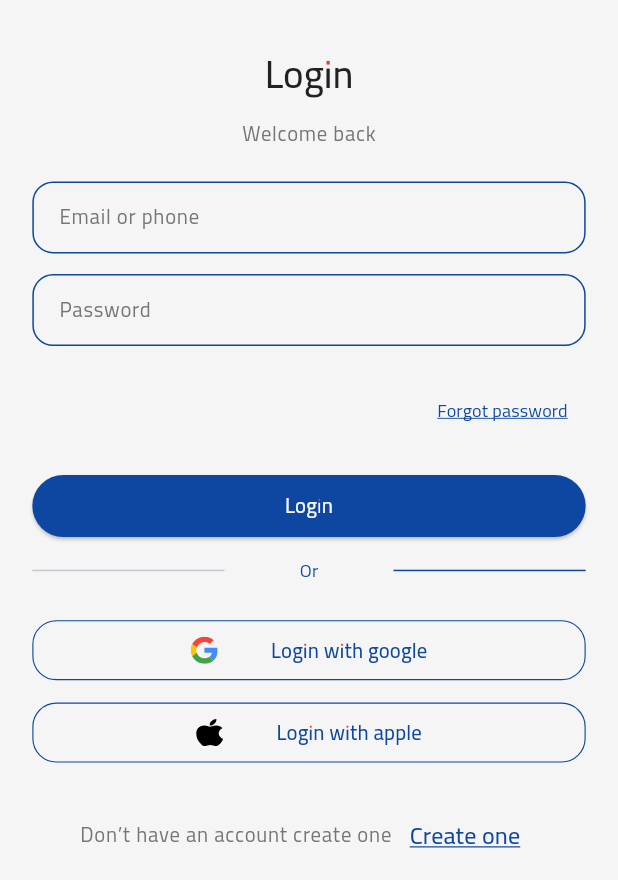
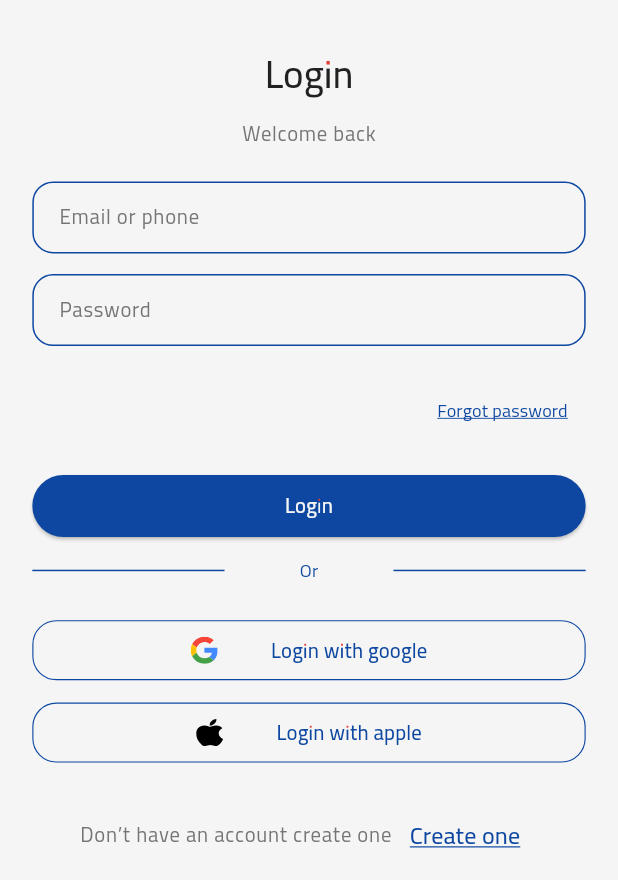
Before and after one commit to husseinkasseem/raQib, a Flutter app: the RegisterScreen screen opened by its route, after a tap on "Login", on a phone screen of 412 x 824 dp, the part 356-1236 px from its top. Run offline on Flutter 3.47's test engine with Material 3 defaults, Android fonts, the phone set to English and light mode, and no system bars; our stand-ins replace flutter_screenutil, flutter_svg, shared_preferences, smooth_page_indicator; accounts and stored records are empty.

Commit message:
+ editing

```diff
--- a/lib/UI/login screen/screen/login_screen.dart
+++ b/lib/UI/login screen/screen/login_screen.dart
@@ -62,7 +62,7 @@ class LoginScreen extends StatelessWidget {
 
                 },
                 child: Text(
-                    "Forgot password",
+                    StringsManager.forgot,
                   style: TextStyle(
                     fontSize: 14.sp,
                     fontWeight: FontWeight.w400,
@@ -75,7 +75,7 @@ class LoginScreen extends StatelessWidget {
           ),
           SizedBox(height: 22.h,),
           CustomButton(
-              text: "Login",
+              text: StringsManager.login,
               onPressed: (){
 
               }
@@ -86,12 +86,13 @@ class LoginScreen extends StatelessWidget {
             children: [
               Expanded(
                 child: Divider(
+                  color: ColorsManager.primary,
                   thickness: 1,
                 ),
               ),
               Padding(
                 padding: REdgeInsets.symmetric(horizontal: 58),
-                child: Text("Or",style: TextStyle(
+                child: Text(StringsManager.or,style: TextStyle(
                   fontSize: 14.sp,
                   fontWeight: FontWeight.w400,
                   color: ColorsManager.primary
@@ -126,7 +127,8 @@ class LoginScreen extends StatelessWidget {
                     children: [
                       SvgPicture.asset(AssetsManager.googleIcon),
                       SizedBox(width: 38.w,),
-                      Text("Login with google",
+                      Text(
+                        StringsManager.loginWithGoogle,
                       style: TextStyle(
                         color: ColorsManager.primary,
                         fontWeight: FontWeight.w500,
@@ -156,7 +158,8 @@ class LoginScreen extends StatelessWidget {
                     children: [
                       SvgPicture.asset(AssetsManager.appleIcon),
                       SizedBox(width: 38.w,),
-                      Text("Login with apple",
+                      Text(
+                        StringsManager.loginWithApple,
                       style: TextStyle(
                         color: ColorsManager.primary,
                         fontWeight: FontWeight.w500,
@@ -169,14 +172,16 @@ class LoginScreen extends StatelessWidget {
           Row(
             mainAxisAlignment: MainAxisAlignment.center,
             children: [
-              Text("Don’t have an account create one",
+              Text(
+                StringsManager.dontHaveAcc,
                 style: Theme.of(context).textTheme.bodyLarge,
               ),
 
               TextButton(onPressed: (){
               Navigator.of(context).pushNamed(RegisterScreen.routeName);
               },
-                  child: Text("Create one",
+                  child: Text(
+                    StringsManager.createOne,
                     style: TextStyle(
                       decoration:TextDecoration.underline,
                         decorationColor: ColorsManager.primary,
--- a/lib/core/strings manager.dart
+++ b/lib/core/strings manager.dart
@@ -23,4 +23,10 @@ static const String next = "Next" ;
 static const String skip = "Skip" ;
 static const String raQib = "raQib" ;
 static const String getStarted = "Get started" ;
+static const String forgot = "Forgot password" ;
+static const String or = "Or" ;
+static const String loginWithGoogle = "Login with google" ;
+static const String loginWithApple = "Login with apple" ;
+static const String dontHaveAcc = "Don’t have an account create one" ;
+static const String createOne = "Create one" ;
 }
```
